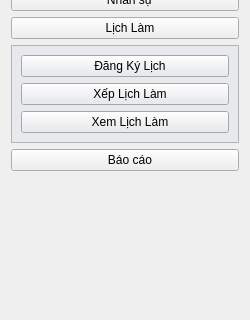
Old version of the form src/view/sidebar_widget.ui in the repository vttaan/OOP---Management-Application-Project; both pictures show x 0 to 250 and y 98 to 418 of the 250 by 800 pixel window.
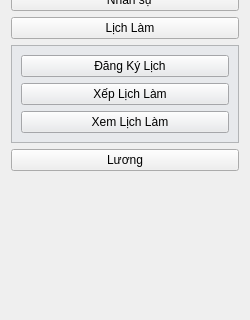
New version of the form.

Diff of the .ui file:
```diff
--- a/src/view/sidebar_widget.ui
+++ b/src/view/sidebar_widget.ui
@@ -85,7 +85,7 @@
    <item>
     <widget class="QPushButton" name="btnMenu_Report">
      <property name="text">
-      <string>   Báo cáo</string>
+      <string>Lương</string>
      </property>
     </widget>
    </item>
```
Left out of the diff: 4 changed lines with no effect on the pictures.
